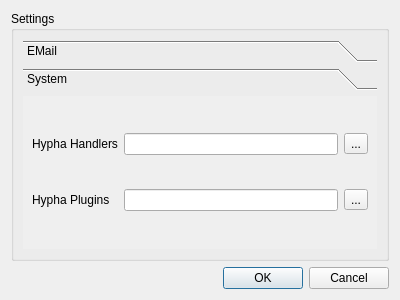
Before: the Qt Designer form source/hyphamanager/source/settings/settingswindow.ui in hyphaproject/hyphamanager, drawn with Qt 5.
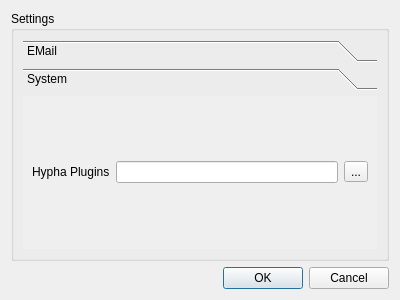
After: the same form once the commit is applied. The open tabs and pages were chosen to show the change.

Commit message: removed handler from settingswindow

Diff of the .ui file:
```diff
--- a/source/hyphamanager/source/settings/settingswindow.ui
+++ b/source/hyphamanager/source/settings/settingswindow.ui
@@ -92,7 +92,7 @@
           <rect>
            <x>0</x>
            <y>0</y>
-           <width>356</width>
+           <width>358</width>
            <height>157</height>
           </rect>
          </property>
@@ -100,34 +100,17 @@
           <string>System</string>
          </attribute>
          <layout class="QGridLayout" name="gridLayout_4">
-          <item row="0" column="0">
-           <widget class="QLabel" name="label_4">
-            <property name="text">
-             <string>Hypha Handlers</string>
-            </property>
-           </widget>
-          </item>
           <item row="0" column="1">
-           <widget class="QLineEdit" name="handlersPathEdit"/>
+           <widget class="QLineEdit" name="pluginsPathEdit"/>
           </item>
-          <item row="0" column="2">
-           <widget class="QToolButton" name="handlersButton">
-            <property name="text">
-             <string>...</string>
-            </property>
-           </widget>
-          </item>
-          <item row="1" column="0">
+          <item row="0" column="0">
            <widget class="QLabel" name="label_5">
             <property name="text">
              <string>Hypha Plugins</string>
             </property>
            </widget>
           </item>
-          <item row="1" column="1">
-           <widget class="QLineEdit" name="pluginsPathEdit"/>
-          </item>
-          <item row="1" column="2">
+          <item row="0" column="2">
            <widget class="QToolButton" name="pluginsButton">
             <property name="text">
              <string>...</string>
```
Left out of the diff: 4 changed lines with no effect on the pictures. The commit also changes 2 other files.
